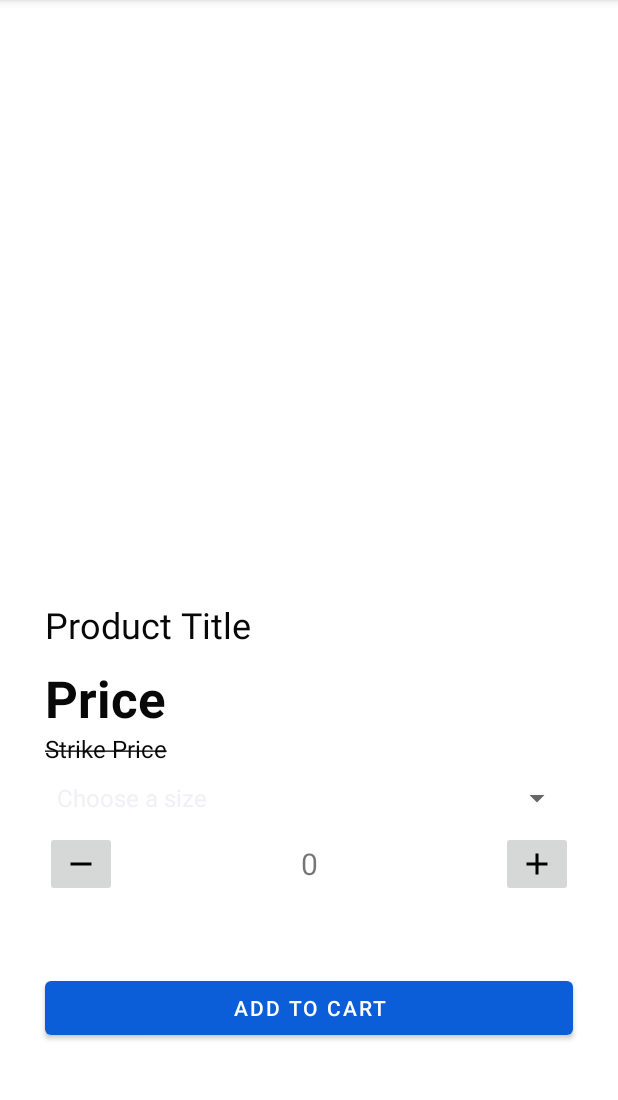
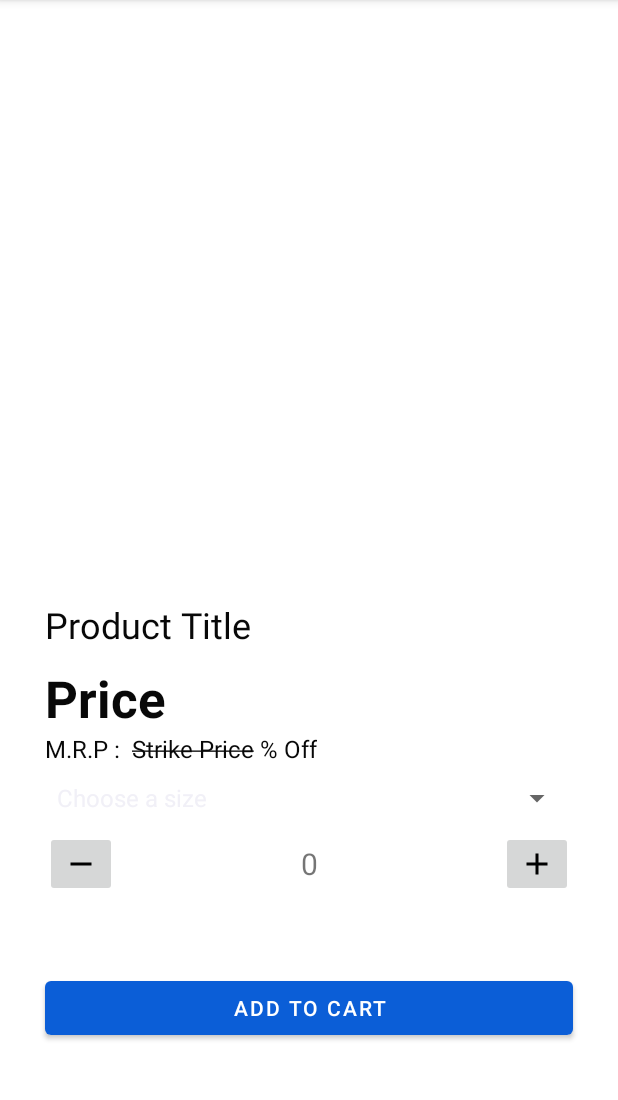
Before and after one commit to ironroggers/e_kart_user_operations, an Android app: the ProductDetails screen opened directly, with no data from a screen before it, on a phone screen of 412 x 824 dp, the part 84-1184 px from its top. Run offline under Robolectric (Android 15) with nearby library versions, the phone set to English and light mode, and no system bars; our stand-ins replace Firebase (no records; nobody signed in at launch, a user with empty details on screens opened directly); 14 statements that could not run were skipped.

Commit message:
edge-case quantity,size commit

```diff
--- /dev/null
+++ b/app/src/main/java/com/innovapptive/useroperations/OnItemClickListener.java
@@ -0,0 +1,5 @@
+package com.innovapptive.useroperations;
+
+public interface OnItemClickListener {
+    void onItemClick(int position);
+}
--- a/app/src/main/res/layout/activity_product_details.xml
+++ b/app/src/main/res/layout/activity_product_details.xml
@@ -10,7 +10,6 @@
         android:layout_width="350dp"
         android:layout_height="350dp"
         android:layout_marginStart="16dp"
-
         android:layout_marginTop="30dp"
         android:id="@+id/product_detail_image"/>
     <TextView
@@ -34,15 +33,33 @@
         android:textSize="34sp"
         android:textStyle="bold"
         android:textColor="@color/black"/>
-    <TextView
+    <LinearLayout
         android:layout_width="match_parent"
         android:layout_height="wrap_content"
-        android:layout_marginStart="30dp"
-        android:layout_marginEnd="30dp"
-        android:id="@+id/product_detail_mrp"
-        android:text="Strike Price"
-        android:textSize="16sp"
-        android:textColor="@color/black"/>
+        android:orientation="horizontal">
+        <TextView
+            android:layout_width="wrap_content"
+            android:layout_height="wrap_content"
+            android:layout_marginStart="30dp"
+            android:text="M.R.P :  "
+            android:textSize="16sp"
+            android:textColor="@color/black"/>
+        <TextView
+            android:layout_width="wrap_content"
+            android:layout_height="wrap_content"
+            android:id="@+id/product_detail_mrp"
+            android:text="Strike Price"
+            android:textSize="16sp"
+            android:textColor="@color/black"/>
+        <TextView
+            android:layout_width="wrap_content"
+            android:layout_height="wrap_content"
+            android:id="@+id/product_detail_discount"
+            android:text=" % Off"
+            android:textSize="16sp"
+            android:textColor="@color/black"/>
+    </LinearLayout>
+
     <Spinner
         android:layout_width="match_parent"
         android:layout_height="wrap_content"
```
Also changed, not shown: app/src/main/java/com/innovapptive/useroperations/CatAdapter.java (added, +75 -0 lines), app/src/main/java/com/innovapptive/useroperations/MainActivity.java (+26 -15 lines), app/src/main/java/com/innovapptive/useroperations/ProductDetails.java (+40 -5 lines), app/src/main/res/layout/activity_main.xml (+8 -9 lines), app/src/main/res/layout/category_item_list.xml (+5 -2 lines).
